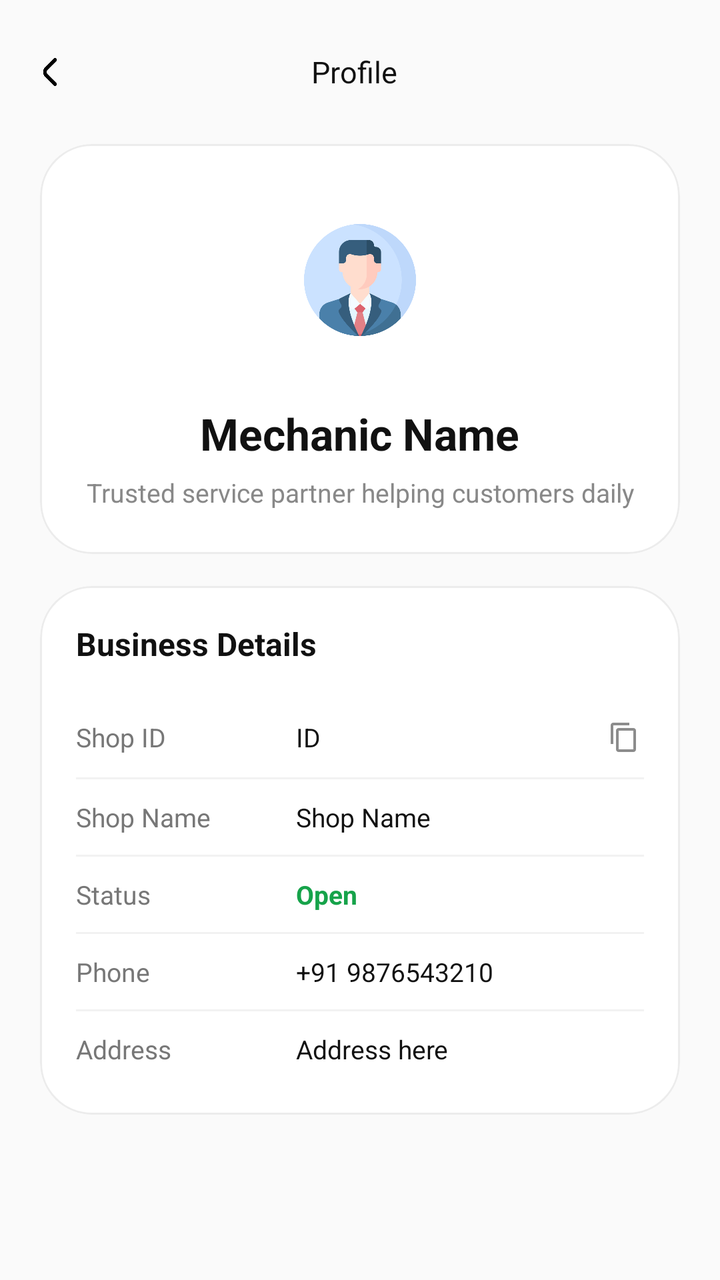
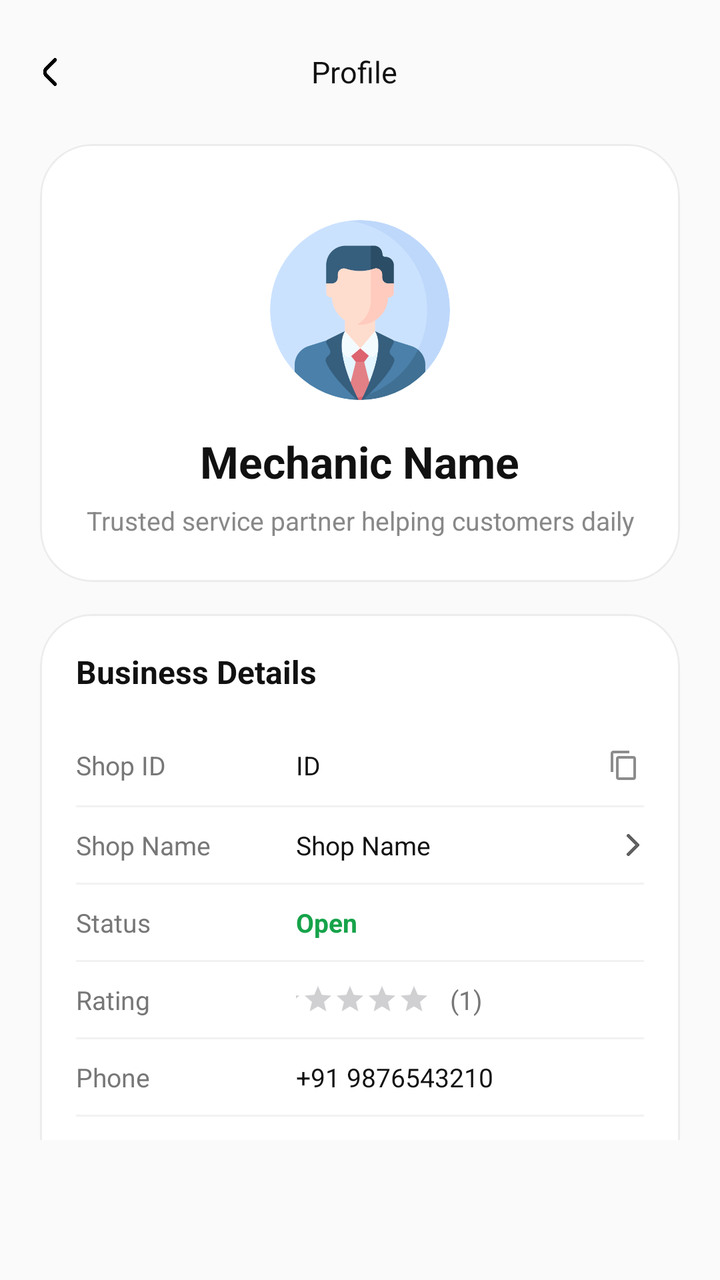

Two renders of the same Android screen: before a commit and after it. Below are the layout's source before the change and the commit's diff.
<!-- AndroidManifest.xml: application theme Theme.TregoApp -->
<!-- res/layout/fragment_mechanic_profile.xml -->
<?xml version="1.0" encoding="utf-8"?>
<LinearLayout xmlns:android="http://schemas.android.com/apk/res/android"
    xmlns:app="http://schemas.android.com/apk/res-auto"
    xmlns:tools="http://schemas.android.com/tools"
    android:layout_width="match_parent"
    android:layout_height="match_parent"
    android:orientation="vertical"
    android:background="#FAFAFA"
    android:paddingTop="18dp"
    android:paddingBottom="0dp"
    tools:context=".mechanic.ui.ProfileFragment">

    
    <LinearLayout
        android:layout_width="match_parent"
        android:layout_height="wrap_content"
        android:layout_marginHorizontal="10dp"
        android:gravity="center_vertical">

        <ImageView
            android:id="@+id/backBtn"
            android:layout_width="30dp"
            android:layout_height="30dp"
            android:padding="8dp"
            android:src="@drawable/back_button"
            android:background="?attr/selectableItemBackgroundBorderless"
            android:clickable="true"
            android:focusable="true" />

        <TextView
            android:layout_width="0dp"
            android:layout_height="wrap_content"
            android:layout_weight="1"
            android:text="Profile"
            android:textSize="15sp"
            android:textColor="#111111"
            android:gravity="center" />

        <View
            android:layout_width="36dp"
            android:layout_height="36dp" />

    </LinearLayout>

    <View
        android:layout_width="match_parent"
        android:layout_height="18dp" />

    
    <ScrollView
        android:layout_width="match_parent"
        android:layout_height="0dp"
        android:layout_weight="1"
        android:fillViewport="true"
        android:scrollbars="none"
        android:overScrollMode="never">

        <LinearLayout
            android:layout_width="match_parent"
            android:layout_height="wrap_content"
            android:paddingHorizontal="20dp"
            android:orientation="vertical">

            
            <com.google.android.material.card.MaterialCardView
                android:layout_width="match_parent"
                android:layout_height="wrap_content"
                app:cardBackgroundColor="#FFFFFF"
                app:cardCornerRadius="26dp"
                app:strokeColor="#ECECEC"
                app:strokeWidth="1dp"
                app:cardElevation="0dp">

                <LinearLayout
                    android:layout_width="match_parent"
                    android:layout_height="wrap_content"
                    android:orientation="vertical"
                    android:padding="22dp"
                    android:gravity="center_horizontal">

                    <ImageView
                        android:layout_width="92dp"
                        android:layout_height="92dp"
                        android:src="@drawable/profile"

                        android:padding="18dp" />

                    <TextView
                        android:id="@+id/tvName"
                        android:layout_width="wrap_content"
                        android:layout_height="wrap_content"
                        android:layout_marginTop="16dp"
                        android:text="Mechanic Name"
                        android:textSize="22sp"
                        android:textStyle="bold"
                        android:textColor="#111111" />

                    <TextView
                        android:layout_width="wrap_content"
                        android:layout_height="wrap_content"
                        android:layout_marginTop="6dp"
                        android:text="Trusted service partner helping customers daily"
                        android:textSize="13sp"
                        android:textColor="#888888"
                        android:gravity="center" />

                </LinearLayout>

            </com.google.android.material.card.MaterialCardView>

            <View
                android:layout_width="match_parent"
                android:layout_height="16dp" />

            
            <com.google.android.material.card.MaterialCardView
                android:layout_width="match_parent"
                android:layout_height="wrap_content"
                app:cardBackgroundColor="#FFFFFF"
                app:cardCornerRadius="26dp"
                app:strokeColor="#ECECEC"
                app:strokeWidth="1dp"
                app:cardElevation="0dp">

                <LinearLayout
                    android:layout_width="match_parent"
                    android:layout_height="wrap_content"
                    android:orientation="vertical"
                    android:padding="18dp">

                    
                    <TextView
                        android:layout_width="wrap_content"
                        android:layout_height="wrap_content"
                        android:text="Business Details"
                        android:textSize="16sp"
                        android:textStyle="bold"
                        android:textColor="#111111"
                        android:layout_marginBottom="16dp" />

                    
                    <LinearLayout
                        android:layout_width="match_parent"
                        android:layout_height="wrap_content"
                        android:gravity="center_vertical"
                        android:paddingVertical="10dp">

                        <TextView
                            android:layout_width="110dp"
                            android:layout_height="wrap_content"
                            android:text="Shop ID"
                            android:textSize="13sp"
                            android:textColor="#777777" />

                        <TextView
                            android:id="@+id/tvShopId"
                            android:layout_width="0dp"
                            android:layout_height="wrap_content"
                            android:layout_weight="1"
                            android:text="ID"
                            android:textSize="13sp"
                            android:textColor="#111111" />

                        <ImageView
                            android:id="@+id/copyShopIdBtn"
                            android:layout_width="20dp"
                            android:layout_height="20dp"
                            android:src="@drawable/ic_copy"
                            android:padding="2dp"
                            android:clickable="true"
                            android:focusable="true"
                            android:background="?attr/selectableItemBackgroundBorderless" />

                    </LinearLayout>

                    <View
                        android:layout_width="match_parent"
                        android:layout_height="1dp"
                        android:background="#F2F2F2" />

                    
                    <LinearLayout
                        android:layout_width="match_parent"
                        android:layout_height="wrap_content"
                        android:paddingVertical="10dp">

                        <TextView
                            android:layout_width="110dp"
                            android:layout_height="wrap_content"
                            android:text="Shop Name"
                            android:textSize="13sp"
                            android:textColor="#777777" />

                        <TextView
                            android:id="@+id/tvShopName"
                            android:layout_width="0dp"
                            android:layout_height="wrap_content"
                            android:layout_weight="1"
                            android:text="Shop Name"
                            android:textSize="13sp"
                            android:textColor="#111111" />

                    </LinearLayout>

                    <View
                        android:layout_width="match_parent"
                        android:layout_height="1dp"
                        android:background="#F2F2F2" />

                    
                    <LinearLayout
                        android:layout_width="match_parent"
                        android:layout_height="wrap_content"
                        android:paddingVertical="10dp">

                        <TextView
                            android:layout_width="110dp"
                            android:layout_height="wrap_content"
                            android:text="Status"
                            android:textSize="13sp"
                            android:textColor="#777777" />

                        <TextView
                            android:id="@+id/tvShopStatus"
                            android:layout_width="wrap_content"
                            android:layout_height="wrap_content"
                            android:text="Open"
                            android:textSize="13sp"
                            android:textStyle="bold"
                            android:textColor="#16A34A" />

                    </LinearLayout>

                    <View
                        android:layout_width="match_parent"
                        android:layout_height="1dp"
                        android:background="#F2F2F2" />

                    
                    <LinearLayout
                        android:layout_width="match_parent"
                        android:layout_height="wrap_content"
                        android:paddingVertical="10dp">

                        <TextView
                            android:layout_width="110dp"
                            android:layout_height="wrap_content"
                            android:text="Phone"
                            android:textSize="13sp"
                            android:textColor="#777777" />

                        <TextView
                            android:id="@+id/tvPhoneNumber"
                            android:layout_width="0dp"
                            android:layout_height="wrap_content"
                            android:layout_weight="1"
                            android:text="+91 9876543210"
                            android:textSize="13sp"
                            android:textColor="#111111" />

                    </LinearLayout>

                    <View
                        android:layout_width="match_parent"
                        android:layout_height="1dp"
                        android:background="#F2F2F2" />

                    
                    <LinearLayout
                        android:layout_width="match_parent"
                        android:layout_height="wrap_content"
                        android:paddingTop="10dp"
                        android:paddingBottom="6dp">

                        <TextView
                            android:layout_width="110dp"
                            android:layout_height="wrap_content"
                            android:text="Address"
                            android:textSize="13sp"
                            android:textColor="#777777" />

                        <TextView
                            android:id="@+id/tvAddress"
                            android:layout_width="0dp"
                            android:layout_height="wrap_content"
                            android:layout_weight="1"
                            android:text="Address here"
                            android:textSize="13sp"
                            android:textColor="#111111"
                            android:lineSpacingExtra="2dp" />

                    </LinearLayout>

                </LinearLayout>

            </com.google.android.material.card.MaterialCardView>

            <View
                android:layout_width="match_parent"
                android:layout_height="16dp" />

            
            <com.google.android.material.card.MaterialCardView
                android:layout_width="match_parent"
                android:layout_height="wrap_content"
                app:cardBackgroundColor="#FFFFFF"
                app:cardCornerRadius="26dp"
                app:strokeColor="#ECECEC"
                app:strokeWidth="1dp"
                app:cardElevation="0dp">

                <LinearLayout
                    android:layout_width="match_parent"
                    android:layout_height="wrap_content"
                    android:orientation="vertical">

                    
                    <LinearLayout
                        android:id="@+id/goToCreateService"
                        android:layout_width="match_parent"
                        android:layout_height="wrap_content"
                        android:paddingHorizontal="18dp"
                        android:paddingVertical="16dp"
                        android:gravity="center_vertical"
                        android:clickable="true"
                        android:focusable="true"
                        android:background="?attr/selectableItemBackground">

                        <LinearLayout
                            android:layout_width="0dp"
                            android:layout_height="wrap_content"
                            android:layout_weight="1"
                            android:orientation="vertical">

                            <TextView
                                android:layout_width="wrap_content"
                                android:layout_height="wrap_content"
                                android:text="Add New Service"
                                android:textSize="14sp"
                                android:textStyle="bold"
                                android:textColor="#111111" />

                            <TextView
                                android:layout_width="wrap_content"
                                android:layout_height="wrap_content"
                                android:text="Create service offers for customers"
                                android:textSize="12sp"
                                android:textColor="#888888"
                                android:layout_marginTop="3dp" />

                        </LinearLayout>

                        <ImageView
                            android:layout_width="22dp"
                            android:layout_height="22dp"
                            android:src="@drawable/right_arrow" />

                    </LinearLayout>

                    <View
                        android:layout_width="match_parent"
                        android:layout_height="1dp"
                        android:background="#F2F2F2" />

                    
                    <LinearLayout
                        android:id="@+id/logoutBtn"
                        android:layout_width="match_parent"
                        android:layout_height="wrap_content"
                        android:paddingHorizontal="18dp"
                        android:paddingVertical="16dp"
                        android:gravity="center_vertical"
                        android:clickable="true"
                        android:focusable="true"
                        android:background="?attr/selectableItemBackground">

                        <TextView
                            android:layout_width="0dp"
                            android:layout_height="wrap_content"
                            android:layout_weight="1"
                            android:text="Logout"
                            android:textSize="14sp"
                            android:textStyle="bold"
                            android:textColor="#E53935" />

                        <ImageView
                            android:layout_width="22dp"
                            android:layout_height="22dp"
                            android:src="@drawable/logout" />

                    </LinearLayout>

                </LinearLayout>

            </com.google.android.material.card.MaterialCardView>

            <View
                android:layout_width="match_parent"
                android:layout_height="20dp" />

        </LinearLayout>

    </ScrollView>

    
    <FrameLayout
        android:id="@+id/dashboardBottomContainer"
        android:layout_width="match_parent"
        android:layout_height="70dp" />

</LinearLayout>
<!-- resources referenced by this layout -->
<resources>
  <!-- drawable back_button: png bitmap (drawable, 2381 bytes) -->
  <!-- drawable ic_copy (drawable) -->
  <vector xmlns:android="http://schemas.android.com/apk/res/android"
      android:width="24dp"
      android:height="24dp"
      android:viewportWidth="24"
      android:viewportHeight="24">
      <path
          android:fillColor="#8C8C8C"
          android:pathData="M16,1L4,1c-1.1,0 -2,0.9 -2,2v14h2L4,3h12L16,1zM19,5L8,5c-1.1,0 -2,0.9 -2,2v14c0,1.1 0.9,2 2,2h11c1.1,0 2,-0.9 2,-2L21,7c0,-1.1 -0.9,-2 -2,-2zM19,21L8,21L8,7h11v14z"/>
  </vector>
  <!-- drawable logout: png bitmap (drawable, 12128 bytes) -->
  <!-- drawable profile: png bitmap (drawable, 32174 bytes) -->
  <!-- drawable right_arrow: png bitmap (drawable, 7203 bytes) -->
  <style name="Theme.TregoApp" parent="Base.Theme.TregoApp" />
  <style name="Base.Theme.TregoApp" parent="Theme.Material3.DayNight.NoActionBar">
          <item name="colorPrimary">@color/primary_color</item>
          <item name="android:statusBarColor">@color/secondary_color</item>
          <item name="android:windowLightStatusBar">true</item>
      </style>
  <color name="primary_color">#FFE429</color>
  <color name="secondary_color">#FFFFFFFF</color>
</resources>

<!-- the commit's change to res/layout/fragment_mechanic_profile.xml (unified diff, before → after) -->
@@ -79,11 +79,18 @@
                     android:gravity="center_horizontal">
 
                     <ImageView
-                        android:layout_width="92dp"
-                        android:layout_height="92dp"
+                        android:id="@+id/shopImage"
+
+                        android:layout_width="90dp"
+                        android:layout_height="90dp"
+                        android:clipToOutline="true"
+                        android:layout_marginTop="16dp"
+
+                        android:scaleType="centerCrop"
+
                         android:src="@drawable/profile"
 
-                        android:padding="18dp" />
+                        android:background="@drawable/rounded_corner"/>
 
                     <TextView
                         android:id="@+id/tvName"
@@ -161,44 +168,63 @@
                             android:textSize="13sp"
                             android:textColor="#111111" />
 
+                        <FrameLayout
+                            android:layout_width="wrap_content"
+                            android:layout_height="wrap_content"
+                            android:layout_gravity="center">
+
+                            <ImageView
+                                android:id="@+id/copyShopIdBtn"
+                                android:layout_width="20dp"
+                                android:layout_height="20dp"
+                                android:src="@drawable/ic_copy"
+                                android:padding="2dp"
+                                android:clickable="true"
+                                android:focusable="true"
+                                android:background="?attr/selectableItemBackgroundBorderless" />
+
+                        </FrameLayout>
+
+                    </LinearLayout>
+
+                    <View
+                        android:layout_width="match_parent"
+                        android:layout_height="1dp"
+                        android:background="#F2F2F2" />
+
+                    
+                    <LinearLayout
+                        android:id="@+id/goToRegisterShop"
+                        android:layout_width="match_parent"
+                        android:layout_height="wrap_content"
+                        android:clickable="true"
+                        android:focusable="true"
+                        android:background="?attr/selectableItemBackground"
+                        android:paddingVertical="10dp">
+
+                        <TextView
+                            android:layout_width="110dp"
+                            android:layout_height="wrap_content"
+                            android:text="Shop Name"
+                            android:textSize="13sp"
+                            android:textColor="#777777" />
+
+                        <TextView
+                            android:id="@+id/tvShopName"
+                            android:layout_width="0dp"
+                            android:layout_height="wrap_content"
+                            android:layout_weight="1"
+                            android:text="Shop Name"
+                            android:textSize="13sp"
+                            android:textColor="#111111" />
+
                         <ImageView
-                            android:id="@+id/copyShopIdBtn"
-                            android:layout_width="20dp"
-                            android:layout_height="20dp"
-                            android:src="@drawable/ic_copy"
-                            android:padding="2dp"
-                            android:clickable="true"
-                            android:focusable="true"
-                            android:background="?attr/selectableItemBackgroundBorderless" />
-
-                    </LinearLayout>
-
-                    <View
-                        android:layout_width="match_parent"
-                        android:layout_height="1dp"
-                        android:background="#F2F2F2" />
-
-                    
-                    <LinearLayout
-                        android:layout_width="match_parent"
-                        android:layout_height="wrap_content"
-                        android:paddingVertical="10dp">
-
-                        <TextView
-                            android:layout_width="110dp"
-                            android:layout_height="wrap_content"
-                            android:text="Shop Name"
-                            android:textSize="13sp"
-                            android:textColor="#777777" />
-
-                        <TextView
-                            android:id="@+id/tvShopName"
-                            android:layout_width="0dp"
-                            android:layout_height="wrap_content"
-                            android:layout_weight="1"
-                            android:text="Shop Name"
-                            android:textSize="13sp"
-                            android:textColor="#111111" />
+                            android:id="@+id/ivGoToRegisterShopArrow"
+                            android:layout_width="11dp"
+                            android:layout_height="11dp"
+                            android:layout_gravity="center_vertical"
+                            android:src="@drawable/right_arrow" />
+
 
                     </LinearLayout>
 
@@ -235,6 +261,56 @@
                         android:layout_width="match_parent"
                         android:layout_height="1dp"
                         android:background="#F2F2F2" />
+
+                    
+                    <LinearLayout
+                        android:layout_width="match_parent"
+                        android:layout_height="wrap_content"
+                        android:paddingVertical="10dp">
+
+                        <TextView
+                            android:layout_width="110dp"
+                            android:layout_height="wrap_content"
+                            android:text="Rating"
+                            android:textSize="13sp"
+                            android:textColor="#777777" />
+
+                        <LinearLayout
+                            android:layout_width="wrap_content"
+                            android:layout_height="wrap_content"
+                            android:gravity="center">
+
+                            <RatingBar
+                                android:id="@+id/ratingBar"
+                                style="@style/Widget.AppCompat.RatingBar.Small"
+                                android:layout_width="wrap_content"
+                                android:layout_height="wrap_content"
+                                android:numStars="5"
+                                android:stepSize="0.5"
+                                android:rating="0"
+                                android:scaleX="1"
+                                android:scaleY="1"
+                                android:progressTint="#FFD700"
+                                android:secondaryProgressTint="#FFD700" />
+
+                            <TextView
+                                android:id="@+id/tvRatingCount"
+                                android:layout_width="110dp"
+                                android:layout_height="wrap_content"
+                                android:layout_marginStart="10dp"
+                                android:text="(1)"
+                                android:textSize="13sp"
+                                android:textColor="#777777" />
+
+                        </LinearLayout>
+
+                    </LinearLayout>
+
+                    <View
+                        android:layout_width="match_parent"
+                        android:layout_height="1dp"
+                        android:background="#F2F2F2" />
+
 
                     
                     <LinearLayout
@@ -316,7 +392,7 @@
 
                     
                     <LinearLayout
-                        android:id="@+id/goToCreateService"
+                        android:id="@+id/goToServicesList"
                         android:layout_width="match_parent"
                         android:layout_height="wrap_content"
                         android:paddingHorizontal="18dp"
@@ -335,7 +411,7 @@
                             <TextView
                                 android:layout_width="wrap_content"
                                 android:layout_height="wrap_content"
-                                android:text="Add New Service"
+                                android:text="Manage Services"
                                 android:textSize="14sp"
                                 android:textStyle="bold"
                                 android:textColor="#111111" />
<!-- resource entries referenced after the edit -->
@@ -14,6 +14,13 @@
   <!-- drawable logout: png bitmap (drawable, 12128 bytes) -->
   <!-- drawable profile: png bitmap (drawable, 32174 bytes) -->
   <!-- drawable right_arrow: png bitmap (drawable, 7203 bytes) -->
+  <!-- drawable rounded_corner (drawable) -->
+  <?xml version="1.0" encoding="utf-8"?>
+  <shape xmlns:android="http://schemas.android.com/apk/res/android"
+      android:shape="rectangle">
+      <corners
+          android:radius="100dp" />
+  </shape>
   <style name="Theme.TregoApp" parent="Base.Theme.TregoApp" />
   <style name="Base.Theme.TregoApp" parent="Theme.Material3.DayNight.NoActionBar">
           <item name="colorPrimary">@color/primary_color</item>
